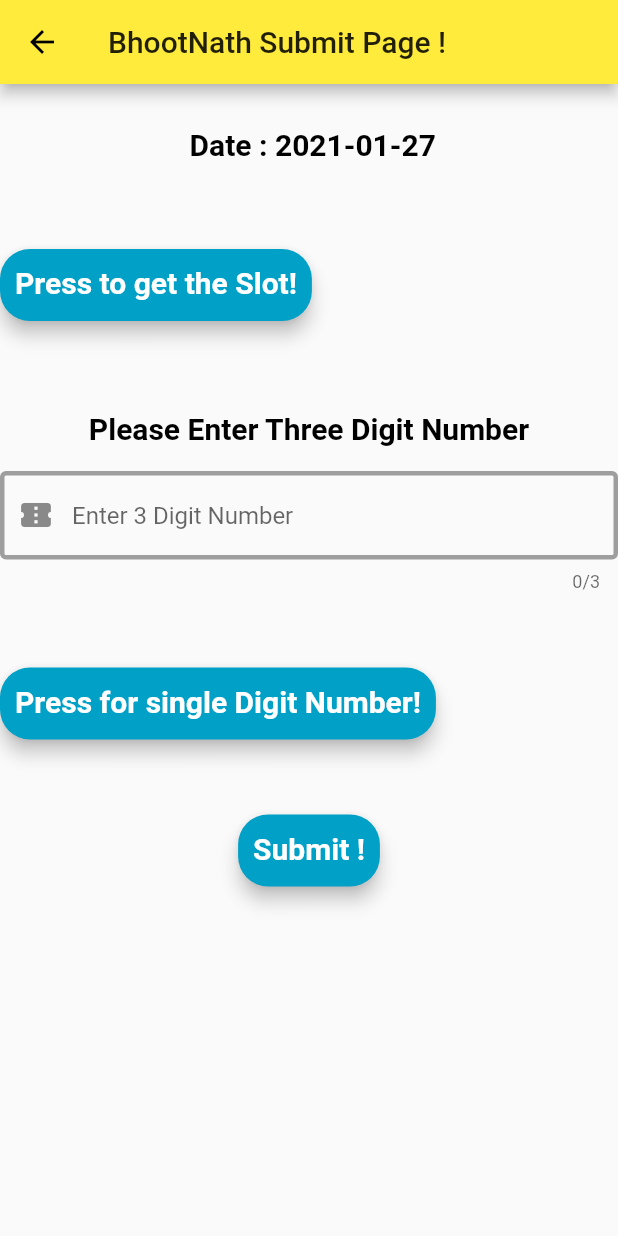
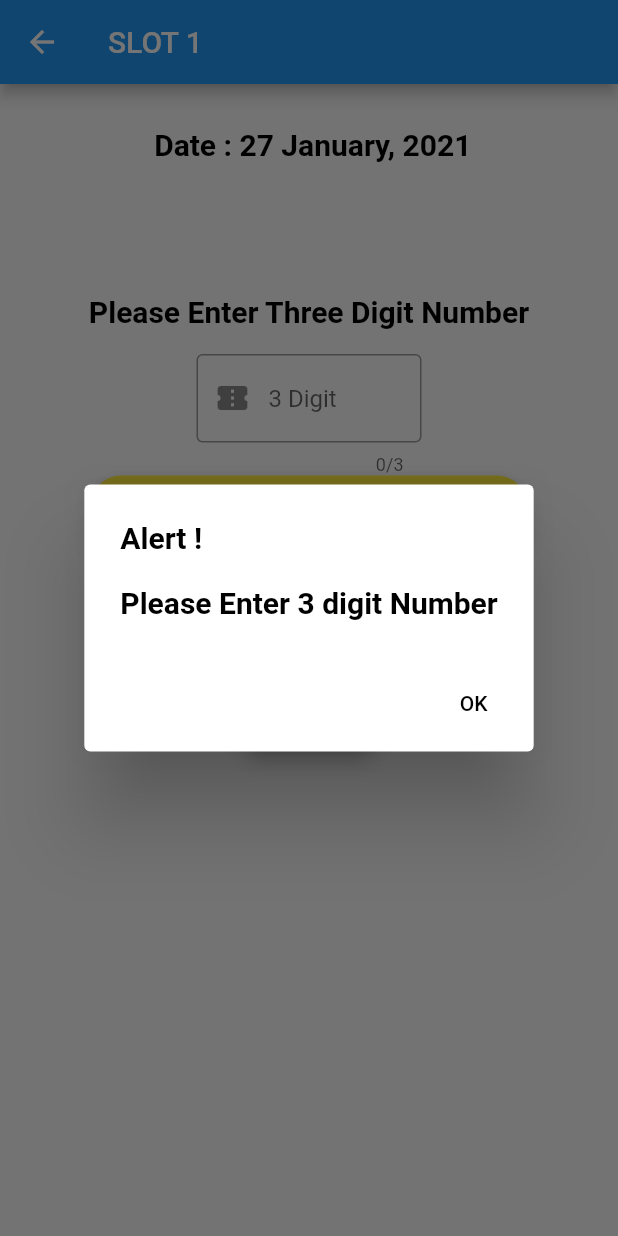
Before and after one commit to Santosh1432/Kivy2Flutter_migration, a Flutter app: the SubmitPage screen opened directly, after a tap on "Press for single Digit Number!", on a phone screen of 412 x 824 dp. Run offline on Flutter 3.47's test engine with Material 2 defaults, Android fonts, the phone set to English and light mode, and no system bars; Roboto replaces fonts that are missing (Raleway).

Commit message:
Alert box changes done

```diff
--- a/bhootnath_app_kivy2flutter/lib/Request.dart
+++ b/bhootnath_app_kivy2flutter/lib/Request.dart
@@ -1,7 +1,7 @@
 import 'package:http/http.dart' as http;
 import 'package:flutter/material.dart';
 import 'dart:convert';
-import 'main.dart';
+import 'ShowAlertDialog.dart';
 import 'SubmitFile.dart';
 
 var access_token="";
@@ -59,6 +59,8 @@ void FinalSubmit(BuildContext context,int digit3,int digit1,int slot ) async {
     if (final_sub_response.statusCode == 201) {
       Future.delayed(
           Duration.zero, () => showAlertDialog(context, "Success"));
+      // threedigit.clear();
+      //Single_digit_string="";
     }
     else {
       Future.delayed(
--- /dev/null
+++ b/bhootnath_app_kivy2flutter/lib/ShowAlertDialog.dart
@@ -0,0 +1,36 @@
+import 'package:flutter/material.dart';
+
+
+showAlertDialog(BuildContext context,String msg) {
+  TextStyle AlertStyle = TextStyle(
+      fontWeight: FontWeight.bold,
+      color: Colors.black,
+      //backgroundColor: Colors.red,
+      fontSize: 20.0,
+      fontFamily: 'Raleway',);
+  // set up the button
+  Widget okButton = TextButton(
+    child: Text("OK"),
+    style: TextButton.styleFrom(
+      primary: Colors.black,
+    ),
+    onPressed: () {Navigator.pop(context); },
+  );
+  AlertDialog alert = AlertDialog(
+    title: Text("Alert ! ",style: AlertStyle,),
+    content: Text(msg,style: AlertStyle,),
+    actions: [
+      okButton,
+    ],
+  );
+  showDialog(
+    context: context,
+
+    builder: (context) {
+      // threedigit.clear();
+      //Single_digit_string="";
+      return alert;
+    },
+  );
+
+}
--- a/bhootnath_app_kivy2flutter/lib/SubmitFile.dart
+++ b/bhootnath_app_kivy2flutter/lib/SubmitFile.dart
@@ -1,19 +1,15 @@
 import 'package:flutter/material.dart';
-import "main.dart";
+import "ShowAlertDialog.dart";
 import "Request.dart";
-int slot_num = 0;
-int three_digit_num=0;
-int single_digit_num=0;
-int rev=0;
-int dig=0;
-int singleNumber=0;
-int digit_num1=0;
+import 'package:intl/intl.dart';
+
+int submit_slot_num = 0;
+int submit_three_digit_num=0;
+int submit_single_digit_num=0;
 String Single_digit_string="";
-String displayedString = "";
-String dateToday =
-DateTime(DateTime.now().year, DateTime.now().month, DateTime.now().day)
-    .toString()
-    .substring(0, 10);
+String SlotValue = "";
+var date=DateTime.now();
+String dateToday = DateFormat('d MMMM, yyyy').format(date);
 TextStyle datestyle = TextStyle(
     fontWeight: FontWeight.w700,
     color: Colors.black,
@@ -27,22 +23,25 @@ class SubmitPage extends StatefulWidget {
 }
 
 class SubmitPageState extends State<SubmitPage> {
-  void currentSlot() {
+  static currentSlot() {
     int currenttime = DateTime.now().hour;
-    int currentday = DateTime.now().day;
+
+    var currentday= DateFormat('EEEE').format(date);
+    //var currentday=dateParse.day;
+    //int currentday = DateTime.now().day;
 
     Map<int, String> slotdict = {};
     List<double> slotlist = [];
     int opentime = 0;
     int closetime = 0;
     int slotover = 0;
-    if (currentday == 7) {
+    if (currentday == "Sunday") {
       slotdict = {
-        0: "slot 1",
-        1: "slot 2",
-        2: "slot 3",
-        3: "slot 4",
-        4: "slot-over"
+        0: "SLOT 1",
+        1: "SLOT 2",
+        2: "SLOT 3",
+        3: "SLOT 4",
+        4: "SLOT-OVER"
       };
       slotlist = [11, 12, 14, 16];
       opentime = 7;
@@ -50,15 +49,15 @@ class SubmitPageState extends State<SubmitPage> {
       slotover = 4;
     } else {
       slotdict = {
-        0: "slot 1",
-        1: "slot 2",
-        2: "slot 3",
-        3: "slot 4",
-        4: "slot 5",
-        5: "slot 6",
-        6: "slot 7",
-        7: "slot 8",
-        8: "Slot-over"
+        0: "SLOT 1",
+        1: "SLOT 2",
+        2: "SLOT 3",
+        3: "SLOT 4",
+        4: "SLOT 5",
+        5: "SLOT 6",
+        6: "SLOT 7",
+        7: "SLOT 8",
+        8: "SLOT-OVER"
       };
       slotlist = [11, 12, 13, 15, 16.5, 18.5, 19.5, 22, 23];
       opentime = 7;
@@ -70,13 +69,13 @@ class SubmitPageState extends State<SubmitPage> {
 
     while (i < slotlist.length) {
       if (currenttime >= lowerbound && currenttime <= upperbound) {
-        displayedString = slotdict[i];
+        SlotValue = slotdict[i];
 
-        slot_num = i;
+        submit_slot_num = i;
         break;
       } else if (currenttime > closetime || currenttime < opentime) {
-        displayedString = slotdict[slotover];
-        slot_num = 8;
+        SlotValue = slotdict[slotover];
+        submit_slot_num = 8;
       }
       lowerbound = slotlist[i]; // 11
       upperbound = slotlist[i + 1]; //12
@@ -84,22 +83,23 @@ class SubmitPageState extends State<SubmitPage> {
     }
   }
 
-  void slotPressed() {
-    setState(() {
-      currentSlot();
-    });
-  }
-  void digitPressed() {
-    setState(() {
-      ThreedigitNum();
-    });
+
+  void get_single_digit_num() {
+    if(threedigit.text.isNotEmpty) {
+      setState(() {
+        ThreedigitNum();
+      });
+    }
+    else{
+      Future.delayed(Duration.zero, () => showAlertDialog(context,"Please Enter 3 digit Number"));
+    }
   }
 
   void ThreedigitNum(){
     bool flag=false;
-    dig=0;
-    rev=0;
-    singleNumber=0;
+    int rev=0;
+    int dig=0;
+    int singleNumber=0;
     List<int> List_input=
     [128, 290, 100, 579, 335, 137, 380, 678, 344, 146, 470, 119, 399, 236, 489, 155, 588, 245,560,
       777, 227, 129, 246, 200, 589, 336, 138, 345, 679, 499, 147, 390, 110, 666, 136, 480, 228, 688,
@@ -116,14 +116,12 @@ class SubmitPageState extends State<SubmitPage> {
       299, 136, 370, 578, 334, 145, 389, 118, 488, 190, 460, 226, 668, 280, 479, 000, 244, 669, 778,
       788, 770, 889, 899, 566, 990, 667, 677];
     int inputNumber= int.parse(threedigit.text);
-    three_digit_num=inputNumber;
+    submit_three_digit_num=inputNumber;
 
     for(int i=0;i<=List_input.length-1;i++) {
       if (inputNumber == List_input[i]) {
         flag = true;
         break;
-      }else{
-        flag=false;
       }
     }
     if(flag) {
@@ -135,12 +133,12 @@ class SubmitPageState extends State<SubmitPage> {
           rev = rev + dig;
           inputNumber = inputNumber~/10;
           singleNumber = rev % 10;
-          digit_num1 = singleNumber;
+          submit_single_digit_num = singleNumber;
           Single_digit_string = singleNumber.toString();
         }
       }
     }else{
-      Future.delayed(Duration.zero, () => showAlertDialog(context,"Please Enter Valid Number ! "));
+      Future.delayed(Duration.zero, () => showAlertDialog(context,"$submit_three_digit_num  , Number is not a Lottery Number ! "));
 
     }
   }
@@ -150,68 +148,50 @@ class SubmitPageState extends State<SubmitPage> {
 
   @override
   Widget build(BuildContext context) {
+    currentSlot();
     final date = Text(
       "Date : $dateToday ",
       textAlign: TextAlign.right,
       overflow: TextOverflow.ellipsis,
       style: datestyle.copyWith(height: 3),
     );
-    final getslot = Material(
-      elevation: 5.0,
-      borderRadius: BorderRadius.circular(20.0),
-      color: Color(0xff01A0C7),
-      child: MaterialButton(
-        //minWidth: MediaQuery.of(context).size.width,
-        height: 20,
-        padding: EdgeInsets.fromLTRB(10.0, 10.0, 10.0, 10.0),
-        onPressed: slotPressed,
-        child: Text("Press to get the Slot!",
-            textAlign: TextAlign.left,
-            style: datestyle.copyWith(
-                color: Colors.white, fontWeight: FontWeight.bold, height: 1)),
-      ),
-    );
-    final slotvalue = new Text(displayedString,
-        style: datestyle.copyWith(
-            fontSize: 30.0,
-            fontWeight: FontWeight.bold,
-            backgroundColor: Colors.yellow,
-            height: -5));
+
+
     final threedigitField = TextField(
       controller: threedigit,
       obscureText: false,
       decoration: InputDecoration(
-        enabledBorder: OutlineInputBorder(
-          borderSide: BorderSide(color: Colors.grey, width: 3.0),
-        ),
-        hintText: 'Enter 3 Digit Number',
+        border: OutlineInputBorder(),
+        hintText: '3 Digit',
         prefixIcon: Icon(Icons.confirmation_number),
       ),
       keyboardType: TextInputType.number,
       maxLength: 3,
 
     );
-    final get3digitnum = Material(
+    final get1digitnum = Material(
       elevation: 5.0,
       borderRadius: BorderRadius.circular(20.0),
-      color: Color(0xff01A0C7),
+      color: Colors.yellow,
       child: MaterialButton(
         //minWidth: MediaQuery.of(context).size.width,
-        height: 20,
+        //height: 5.0,
         padding: EdgeInsets.fromLTRB(10.0, 10.0, 10.0, 10.0),
-        onPressed: digitPressed,
+        onPressed: get_single_digit_num,
         child: Text("Press for single Digit Number!",
+
             textAlign: TextAlign.left,
             style: datestyle.copyWith(
-                color: Colors.white, fontWeight: FontWeight.bold, height: 1)),
+                color: Colors.black, height: 1)),
       ),
     );
     final singledigitvalue = new Text(Single_digit_string,
         style: datestyle.copyWith(
             fontSize: 30.0,
             fontWeight: FontWeight.bold,
-            backgroundColor: Colors.yellow,
-            height: -5));
+           // backgroundColor: Colors.lightBlueAccent,
+            //height: -5
+        ));
     final final_submit = Material(
       elevation: 5.0,
       borderRadius: BorderRadius.circular(20.0),
@@ -220,7 +200,15 @@ class SubmitPageState extends State<SubmitPage> {
         //minWidth: MediaQuery.of(context).size.width,
         height: 20,
         padding: EdgeInsets.fromLTRB(10.0, 10.0, 10.0, 10.0),
-        onPressed: (){FinalSubmit(context,three_digit_num,digit_num1,slot_num);},
+        onPressed: (){
+          if(threedigit.text.length!=0 && Single_digit_string.length!=null ){
+            FinalSubmit(context,submit_three_digit_num,submit_single_digit_num,submit_slot_num);
+            Single_digit_string="";
+          }else{
+            Future.delayed(Duration.zero, () => showAlertDialog(context," Please Enter 3 digit Number"));
+          }
+
+          },
         child: Text("Submit !",
             textAlign: TextAlign.left,
             style: datestyle.copyWith(
@@ -229,35 +217,29 @@ class SubmitPageState extends State<SubmitPage> {
     );
     return new Scaffold(
         appBar: new AppBar(
-            title: new Text("BhootNath Submit Page !",textAlign: TextAlign.center,),
-            backgroundColor: Colors.yellow),
-
-
+            title: new Text("$SlotValue",textAlign: TextAlign.center,),
+            backgroundColor: Colors.blue),
         body: new Container(
             child: new Center(
                 child: new Column(
                   //mainAxisAlignment: MainAxisAlignment.center,
                     children: <Widget>[
                       Align(alignment: Alignment.topCenter, child: date),
-                      new Padding(padding: new EdgeInsets.all(25.0)),
-                      Align(
-                        alignment: Alignment(-1, 2),
-                        child: getslot,
-                      ),
-                      Align(
-                        alignment: Alignment(0.5, 0.5),
-                        child: slotvalue,
-                      ),
-                      //new Padding(padding: new EdgeInsets.all(25.0)),
+                      new Padding(padding: new EdgeInsets.all(10.0)),
                       new Text("Please Enter Three Digit Number",
                           textAlign: TextAlign.center,
                           style: datestyle.copyWith(height: 5)),
-                      //SizedBox(height: 100,width:100),
-                      threedigitField,
-                      new Padding(padding: new EdgeInsets.all(25.0)),
-                      Align(alignment: Alignment.bottomLeft,child: get3digitnum,),
-                      Align(alignment: Alignment(0.5,2),child: singledigitvalue,),
-                     new Padding(padding: new EdgeInsets.all(25.0)),
+                      //SizedBox(height: 35.0),
+                      new Container(
+                        width: 150.0,
+                          child:threedigitField
+                      ),
+                      //Align(alignment: Alignment.center,child: threedigitField,),
+                      //new Padding(padding: new EdgeInsets.all(25.0)),
+                      Align(alignment: Alignment.center,child: get1digitnum,),
+                      new Padding(padding: new EdgeInsets.all(15.0)),
+                      Align(alignment: Alignment.center,child: singledigitvalue,),
+                     new Padding(padding: new EdgeInsets.all(10.0)),
                       Align(alignment: Alignment.bottomCenter,child: final_submit,)
                       //final_submit
                       //singledigitvalue
--- a/bhootnath_app_kivy2flutter/pubspec.yaml
+++ b/bhootnath_app_kivy2flutter/pubspec.yaml
@@ -29,6 +29,7 @@ dependencies:
   # Use with the CupertinoIcons class for iOS style icons.
   cupertino_icons: ^1.0.0
   http: ^0.12.2
+  intl: ^0.16.0
 dev_dependencies:
   flutter_test:
     sdk: flutter
```
Also changed, not shown: bhootnath_app_kivy2flutter/lib/LoginPage.dart (added, +101 -0 lines), bhootnath_app_kivy2flutter/lib/main.dart (+2 -130 lines), bhootnath_app_kivy2flutter/pubspec.lock.
